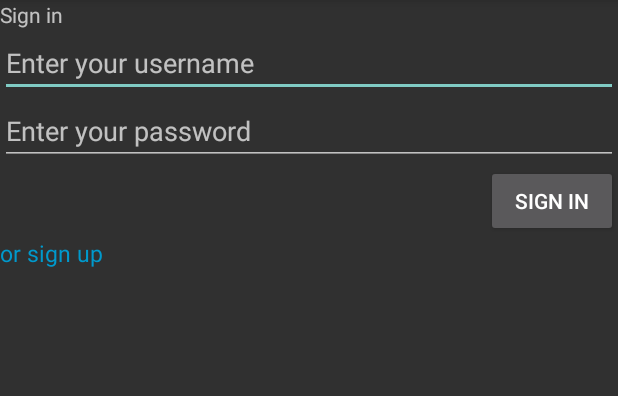
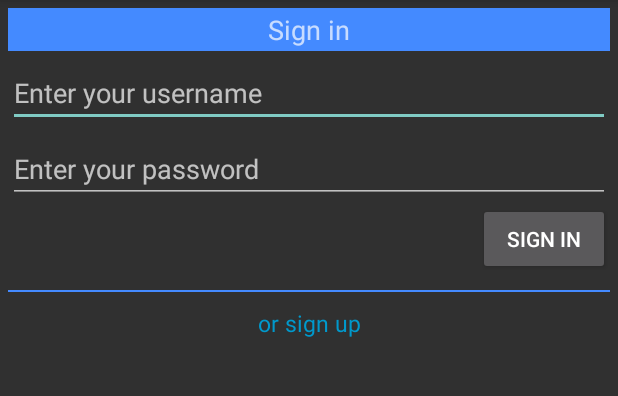
Before and after one commit to DanielJorn/The-Best-Chat-App, an Android app: the screen it shows after launch (SignInActivity), on a phone screen of 412 x 824 dp, the part 84-480 px from its top. Run offline under Robolectric (Android 15) with nearby library versions, the phone set to English and light mode, and no system bars; our stand-ins replace Firebase (no records; nobody signed in at launch, a user with empty details on screens opened directly); 3 statements that could not run were skipped.

Commit message:
I'm not sure what's going on

```diff
--- a/app/src/main/java/com/danjorn/core/authentication/UserEntity.kt
+++ b/app/src/main/java/com/danjorn/core/authentication/UserEntity.kt
@@ -1,4 +1,4 @@
 package com.danjorn.core.authentication
 
-data class UserEntity(val username: String,
-                      val password: String)
+data class UserEntity(val username: String = "",
+                      val password: String = "")
--- a/app/src/main/java/com/danjorn/features/login/SignInFragment.kt
+++ b/app/src/main/java/com/danjorn/features/login/SignInFragment.kt
@@ -1,6 +1,7 @@
 package com.danjorn.features.login
 
 import android.os.Bundle
+import android.view.View
 import com.danjorn.core.authentication.UserEntity
 import com.danjorn.core.platform.BaseFragment
 import com.danjorn.views.R
@@ -19,6 +20,11 @@ class SignInFragment : BaseFragment() {
         appComponent.inject(this)
 
         viewModel = viewModelFactory.create(SignInViewModel::class.java)
+    }
+
+    override fun onViewCreated(view: View, savedInstanceState: Bundle?) {
+        super.onViewCreated(view, savedInstanceState)
+
         btn_sign_in.setOnClickListener { signInUser() }
         tv_sign_up_link.setOnClickListener { launchSignUp() }
     }
--- a/app/src/main/java/com/danjorn/features/login/SignUpFragment.kt
+++ b/app/src/main/java/com/danjorn/features/login/SignUpFragment.kt
@@ -9,6 +9,7 @@ import com.danjorn.core.exception.Failure
 import com.danjorn.core.platform.BaseFragment
 import com.danjorn.views.R
 import kotlinx.android.synthetic.main.activity_sign_up.*
+import kotlinx.android.synthetic.main.fragment_login.*
 
 class SignUpFragment : BaseFragment() {
 
@@ -43,6 +44,6 @@ class SignUpFragment : BaseFragment() {
     }
 
     private fun getUser(): UserEntity {
-        return UserEntity(edit_username.text.toString())
+        return UserEntity(et_signup_username.text.toString(), "")//todo add password
     }
 }
--- a/app/src/main/res/layout/activity_sign_up.xml
+++ b/app/src/main/res/layout/activity_sign_up.xml
@@ -13,7 +13,7 @@
         android:textSize="24dp"/>
 
     <EditText
-        android:id="@+id/edit_username"
+        android:id="@+id/et_signup_username"
         android:layout_width="match_parent"
         android:layout_height="wrap_content"
         android:hint="@string/edit_enter_your_username"/>
--- a/app/src/main/res/layout/fragment_login.xml
+++ b/app/src/main/res/layout/fragment_login.xml
@@ -1,19 +1,29 @@
 <?xml version="1.0" encoding="utf-8"?>
 <LinearLayout xmlns:android="http://schemas.android.com/apk/res/android"
+    xmlns:app="http://schemas.android.com/apk/res-auto"
     android:layout_width="match_parent"
     android:layout_height="match_parent"
-    android:orientation="vertical">
+    android:orientation="vertical"
+    android:padding="5dp">
 
     <TextView
         android:layout_width="match_parent"
         android:layout_height="wrap_content"
+        android:layout_marginBottom="5dp"
+        android:background="@color/colorPrimary"
+        android:gravity="center"
+        android:paddingLeft="5dp"
+        android:paddingTop="2dp"
+        android:paddingRight="5dp"
+        android:paddingBottom="2dp"
         android:text="@string/tv_title_sign_in"
-        android:layout_gravity="center"/>
+        android:textSize="18sp" />
 
     <EditText
         android:id="@+id/et_login_username"
         android:layout_width="match_parent"
         android:layout_height="wrap_content"
+        android:layout_marginBottom="5dp"
         android:hint="@string/et_login_hint_username" />
 
     <EditText
@@ -22,23 +32,30 @@
         android:layout_height="wrap_content"
         android:hint="@string/et_login_hint_password" />
 
+
     <Button
         android:id="@+id/btn_sign_in"
         android:layout_width="wrap_content"
         android:layout_height="wrap_content"
-        android:layout_gravity="right"
-        android:text="@string/btn_sign_in"/>
+        android:text="@string/btn_sign_in"
+        android:layout_gravity="right"/>
 
-    <androidx.constraintlayout.widget.Guideline
+
+    <View
         android:layout_width="match_parent"
-        android:layout_height="wrap_content" />
+        android:layout_height="1dp"
+        android:layout_marginTop="10dp"
+        android:layout_marginBottom="10dp"
+        android:background="@color/colorPrimary" />
+
 
     <TextView
         android:id="@+id/tv_sign_up_link"
         android:layout_width="match_parent"
         android:layout_height="wrap_content"
+        android:gravity="center"
         android:text="@string/tv_title_or_sign_up"
-        android:textSize="15sp"
-        android:textColor="@android:color/holo_blue_dark"/>
+        android:textColor="@android:color/holo_blue_dark"
+        android:textSize="15sp" />
 
 </LinearLayout>
--- a/app/src/main/res/navigation/nav_graph.xml
+++ /dev/null
@@ -1,5 +0,0 @@
-<?xml version="1.0" encoding="utf-8"?>
-<navigation xmlns:android="http://schemas.android.com/apk/res/android"
-    xmlns:app="http://schemas.android.com/apk/res-auto" android:id="@+id/nav_graph">
-
-</navigation>
```
Also changed, not shown: app/src/main/java/com/danjorn/features/login/DatabaseLogin.kt (+3 -4 lines), app/src/main/java/com/danjorn/features/login/LoginFailure.kt (added, +8 -0 lines), app/src/main/java/com/danjorn/features/login/SignInViewModel.kt (+17 -8 lines).
